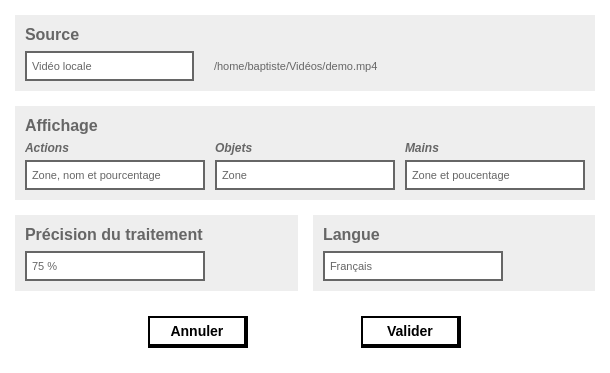
Old version of the form src/interface/fenetreparametres.ui in the repository MathGravel/ImageRec.
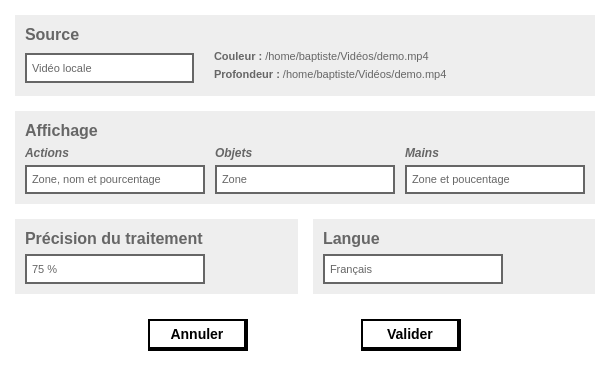
New version of the form. Icons and pictures are not drawn. Custom widgets are drawn as their Qt base class.

```diff
--- a/src/interface/fenetreparametres.ui
+++ b/src/interface/fenetreparametres.ui
@@ -7,7 +7,7 @@
     <x>0</x>
     <y>0</y>
     <width>610</width>
-    <height>373</height>
+    <height>376</height>
    </rect>
   </property>
   <property name="sizePolicy">
@@ -19,13 +19,13 @@
   <property name="minimumSize">
    <size>
     <width>610</width>
-    <height>373</height>
+    <height>376</height>
    </size>
   </property>
   <property name="maximumSize">
    <size>
     <width>610</width>
-    <height>373</height>
+    <height>376</height>
    </size>
   </property>
   <property name="windowTitle">
@@ -789,7 +789,38 @@
       <property name="verticalSpacing">
        <number>5</number>
       </property>
-      <item row="1" column="0">
+      <item row="1" column="1">
+       <widget class="Label" name="messageCouleur">
+        <property name="font">
+         <font>
+          <pointsize>-1</pointsize>
+         </font>
+        </property>
+        <property name="cursor">
+         <cursorShape>PointingHandCursor</cursorShape>
+        </property>
+        <property name="styleSheet">
+         <string notr="true">font-size: 11px;</string>
+        </property>
+        <property name="text">
+         <string>&lt;font style=&quot;font-weight:600;&quot;&gt;Couleur : &lt;/font&gt;/home/baptiste/Vidéos/demo.mp4</string>
+        </property>
+       </widget>
+      </item>
+      <item row="1" column="2" rowspan="3">
+       <spacer name="horizontalSpacer2">
+        <property name="orientation">
+         <enum>Qt::Horizontal</enum>
+        </property>
+        <property name="sizeHint" stdset="0">
+         <size>
+          <width>40</width>
+          <height>20</height>
+         </size>
+        </property>
+       </spacer>
+      </item>
+      <item row="1" column="0" rowspan="3">
        <widget class="QComboBox" name="sourceChoix">
         <property name="maximumSize">
          <size>
@@ -887,8 +918,21 @@
         </property>
        </widget>
       </item>
-      <item row="1" column="1">
-       <widget class="Label" name="message">
+      <item row="0" column="1">
+       <spacer name="verticalSpacer">
+        <property name="orientation">
+         <enum>Qt::Vertical</enum>
+        </property>
+        <property name="sizeHint" stdset="0">
+         <size>
+          <width>20</width>
+          <height>17</height>
+         </size>
+        </property>
+       </spacer>
+      </item>
+      <item row="2" column="1">
+       <widget class="Label" name="messageProfondeur">
         <property name="font">
          <font>
           <pointsize>-1</pointsize>
@@ -901,23 +945,10 @@
          <string notr="true">font-size: 11px;</string>
         </property>
         <property name="text">
-         <string>/home/baptiste/Vidéos/demo.mp4</string>
+         <string>&lt;font style=&quot;font-weight:600;&quot;&gt;Profondeur : &lt;/font&gt;/home/baptiste/Vidéos/demo.mp4</string>
         </property>
        </widget>
       </item>
-      <item row="1" column="2">
-       <spacer name="horizontalSpacer">
-        <property name="orientation">
-         <enum>Qt::Horizontal</enum>
-        </property>
-        <property name="sizeHint" stdset="0">
-         <size>
-          <width>40</width>
-          <height>20</height>
-         </size>
-        </property>
-       </spacer>
-      </item>
      </layout>
     </widget>
    </item>
```
Left out of the diff: 5 changed lines with no effect on the pictures.
